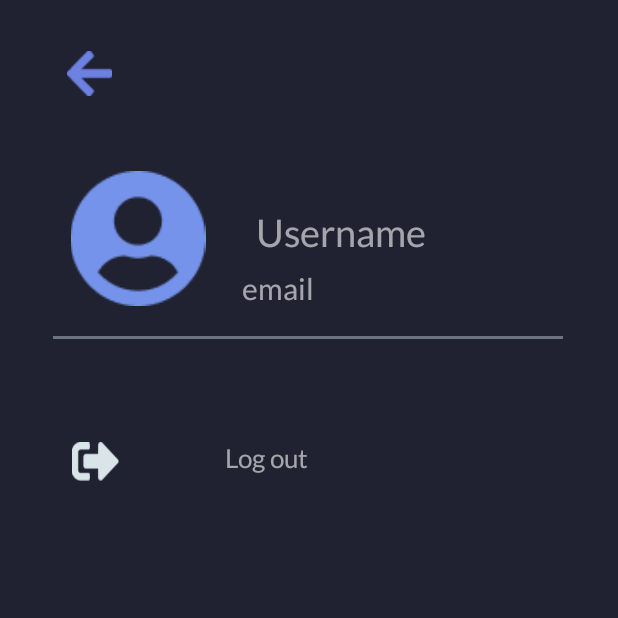
After one commit to YouDontSayIt-dev/Investor-Article-Summarization-Program, an Android app: the logout screen opened directly, with no data from a screen before it, on a phone screen of 412 x 824 dp, the top half of it. The commit adds this screen. Run offline under Robolectric (Android 15) with nearby library versions, the phone set to English and light mode, and no system bars.

Commit message:
logout interface

```diff
--- a/app/src/main/AndroidManifest.xml
+++ b/app/src/main/AndroidManifest.xml
@@ -11,6 +11,9 @@
         android:supportsRtl="true"
         android:theme="@style/Theme.App"
         tools:targetApi="31">
+        <activity
+            android:name=".logout"
+            android:exported="false" />
         <activity
             android:name=".sentEmail"
             android:exported="false" />
--- /dev/null
+++ b/app/src/main/java/com/example/app/logout.java
@@ -0,0 +1,14 @@
+package com.example.app;
+
+import androidx.appcompat.app.AppCompatActivity;
+
+import android.os.Bundle;
+
+public class logout extends AppCompatActivity {
+
+    @Override
+    protected void onCreate(Bundle savedInstanceState) {
+        super.onCreate(savedInstanceState);
+        setContentView(R.layout.activity_logout);
+    }
+}
--- a/app/src/main/res/layout/activity_home.xml
+++ b/app/src/main/res/layout/activity_home.xml
@@ -89,12 +89,12 @@
 
     <Button
         android:id="@+id/addArt_btn"
-        android:layout_width="112dp"
-        android:layout_height="109dp"
+        android:layout_width="104dp"
+        android:layout_height="108dp"
         android:layout_alignParentStart="true"
         android:layout_alignParentEnd="true"
         android:layout_alignParentBottom="true"
-        android:layout_marginStart="275dp"
+        android:layout_marginStart="265dp"
         android:layout_marginEnd="24dp"
         android:layout_marginBottom="16dp"
         android:background="@drawable/addbtn"
--- a/app/src/main/res/layout/activity_login.xml
+++ b/app/src/main/res/layout/activity_login.xml
@@ -102,8 +102,7 @@
         android:layout_marginStart="58dp"
         android:layout_marginTop="540dp"
         android:layout_marginEnd="221dp"
-        android:background="@color/black"
-        />
+        android:background="@color/black" />
 
     <TextView
         android:id="@+id/or2"
--- /dev/null
+++ b/app/src/main/res/layout/activity_logout.xml
@@ -0,0 +1,118 @@
+<?xml version="1.0" encoding="utf-8"?>
+<androidx.constraintlayout.widget.ConstraintLayout xmlns:android="http://schemas.android.com/apk/res/android"
+    xmlns:app="http://schemas.android.com/apk/res-auto"
+    xmlns:tools="http://schemas.android.com/tools"
+    android:layout_width="match_parent"
+    android:layout_height="match_parent"
+    android:background="@color/main_bg"
+    tools:context=".logout">
+
+    <ImageButton
+        android:id="@+id/returnbtn"
+        android:layout_width="wrap_content"
+        android:layout_height="wrap_content"
+        android:layout_alignParentStart="true"
+        android:layout_alignParentTop="true"
+        android:layout_marginStart="26dp"
+        android:layout_marginTop="34dp"
+        android:layout_marginEnd="337dp"
+        android:background="@drawable/return_btn"
+        app:layout_constraintEnd_toEndOf="parent"
+        app:layout_constraintHorizontal_bias="1.0"
+        app:layout_constraintStart_toStartOf="parent"
+        app:layout_constraintTop_toTopOf="parent"
+        app:srcCompat="@drawable/return_btn" />
+
+    <ImageView
+        android:id="@+id/icon"
+        android:layout_width="93dp"
+        android:layout_height="90dp"
+        android:layout_marginStart="36dp"
+        android:layout_marginTop="114dp"
+        android:layout_marginEnd="264dp"
+        app:layout_constraintEnd_toEndOf="parent"
+        app:layout_constraintStart_toStartOf="parent"
+        app:layout_constraintTop_toTopOf="parent"
+        app:srcCompat="@drawable/icon" />
+
+    <TextView
+        android:id="@+id/username"
+        android:layout_width="wrap_content"
+        android:layout_height="wrap_content"
+        android:layout_marginStart="161dp"
+        android:layout_marginTop="139dp"
+        android:layout_marginEnd="119dp"
+        android:alpha="0.6"
+        android:fontFamily="@font/lato_regular"
+        android:text="Username"
+        android:textColor="#FFFFFF"
+        android:textSize="25dp"
+        app:layout_constraintEnd_toEndOf="parent"
+        app:layout_constraintStart_toStartOf="parent"
+        app:layout_constraintTop_toTopOf="parent" />
+
+    <TextView
+        android:id="@+id/email"
+        android:layout_width="wrap_content"
+        android:layout_height="wrap_content"
+        android:layout_marginStart="161dp"
+        android:layout_marginTop="180dp"
+        android:layout_marginEnd="185dp"
+        android:alpha="0.6"
+        android:fontFamily="@font/lato_regular"
+        android:text="email"
+        android:textColor="#FFFFFF"
+        android:textSize="20dp"
+        app:layout_constraintEnd_toEndOf="parent"
+        app:layout_constraintHorizontal_bias="0.0"
+        app:layout_constraintStart_toStartOf="parent"
+        app:layout_constraintTop_toTopOf="parent" />
+
+    <View
+        android:layout_width="340dp"
+        android:layout_height="2dp"
+        android:layout_alignParentStart="true"
+        android:layout_alignParentTop="true"
+        android:layout_alignParentEnd="true"
+        android:layout_marginStart="26dp"
+        android:layout_marginTop="224dp"
+        android:layout_marginEnd="27dp"
+        android:background="#6c757d"
+        app:layout_constraintEnd_toEndOf="parent"
+        app:layout_constraintStart_toStartOf="parent"
+        app:layout_constraintTop_toTopOf="parent" />
+
+    <TextView
+        android:id="@+id/textView5"
+        android:layout_width="wrap_content"
+        android:layout_height="wrap_content"
+        android:layout_marginStart="129dp"
+        android:layout_marginEnd="198dp"
+        android:layout_marginBottom="508dp"
+        android:alpha="0.6"
+        android:fontFamily="@font/lato_regular"
+        android:text="Log out"
+        android:textColor="#FFFFFF"
+        android:textSize="17dp"
+        app:layout_constraintBottom_toBottomOf="parent"
+        app:layout_constraintEnd_toEndOf="parent"
+        app:layout_constraintHorizontal_bias="0.7"
+        app:layout_constraintStart_toStartOf="parent" />
+
+    <ImageButton
+        android:id="@+id/imageButton2"
+        android:layout_width="31dp"
+        android:layout_height="26dp"
+        android:layout_marginStart="48dp"
+        android:layout_marginEnd="295dp"
+        android:layout_marginBottom="503dp"
+        android:background="@drawable/logouticon"
+        android:scaleType="fitCenter"
+        app:layout_constraintBottom_toBottomOf="parent"
+        app:layout_constraintEnd_toEndOf="parent"
+        app:layout_constraintHorizontal_bias="0.0"
+        app:layout_constraintStart_toStartOf="parent"
+        app:srcCompat="@drawable/logouticon" />
+
+
+</androidx.constraintlayout.widget.ConstraintLayout>
--- a/app/src/main/res/layout/activity_result.xml
+++ b/app/src/main/res/layout/activity_result.xml
@@ -14,8 +14,10 @@
         android:layout_height="wrap_content"
         android:layout_alignParentStart="true"
         android:layout_alignParentTop="true"
+        android:layout_alignParentEnd="true"
         android:layout_marginStart="26dp"
         android:layout_marginTop="34dp"
+        android:layout_marginEnd="337dp"
         android:background="@drawable/return_btn"
         app:srcCompat="@drawable/return_btn" />
 
```
Also changed, not shown: app/src/main/res/drawable/logouticon.png (added).
